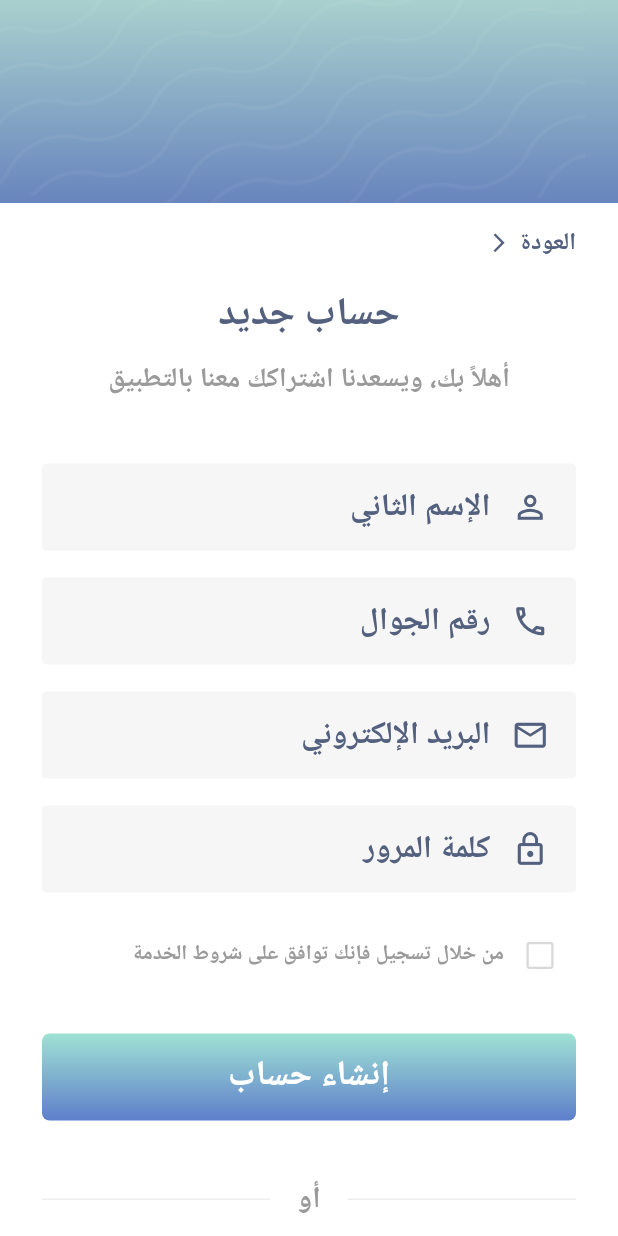
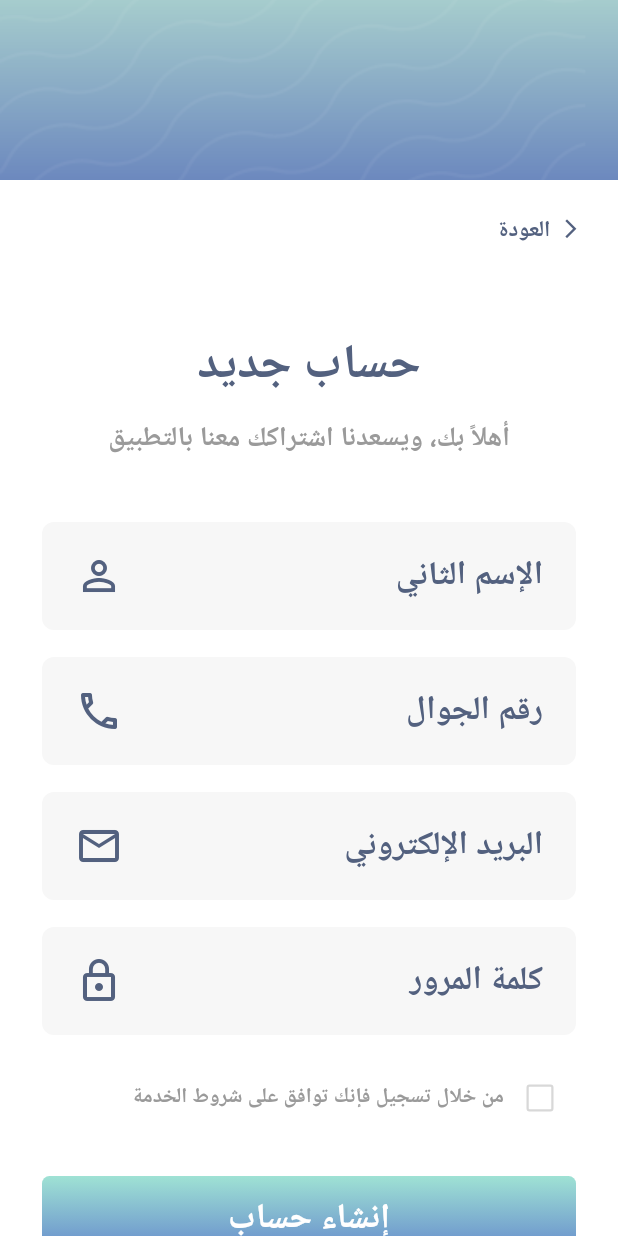
Before and after one commit to Yosri272/bualainain, a Flutter app: the RegisterScreen screen opened by its route, on a phone screen of 412 x 824 dp. Run offline on Flutter 3.47's test engine with Material 3 defaults, Android fonts, the phone set to English and light mode, and no system bars; our stand-ins replace cloud_firestore, device_preview, firebase_auth, firebase_core, firebase_messaging, firebase_storage and 3 more; accounts and stored records are empty.

Commit message:
الايقونات اقصي اليسار والتص اقصي اليمين

```diff
--- a/lib/register_screen.dart
+++ b/lib/register_screen.dart
@@ -116,7 +116,7 @@ class _RegisterScreenState extends State<RegisterScreen> {
                       'حساب جديد',
                       style: TextStyle(
                         color: RegisterScreen.textColor,
-                        fontSize: 26,
+                        fontSize: 32,
                         fontWeight: FontWeight.w800,
                       ),
                     ),
@@ -223,21 +223,7 @@ class _RegisterScreenState extends State<RegisterScreen> {
                       ),
                     ),
 
-                    const SizedBox(height: 38),
-                    const _OrDivider(),
-                    const SizedBox(height: 35),
 
-                    const _SocialButton(
-                      text: 'الدخول عن طريق قوقل',
-                      assetPath: 'assets/icons/icons_google.svg',
-                    ),
-
-                    const SizedBox(height: 16),
-
-                    const _SocialButton(
-                      text: 'الدخول عن طريق ابل',
-                      assetPath: 'assets/icons/icons_apple.svg',
-                    ),
 
                     const SizedBox(height: 30),
                   ],
@@ -251,40 +237,50 @@ class _RegisterScreenState extends State<RegisterScreen> {
   }
 
   Widget _header(BuildContext context) {
-    return Container(
-      height: 135,
+    return SizedBox(
+      height: 165,
       width: double.infinity,
-      decoration: const BoxDecoration(
-        image: DecorationImage(
-          image: AssetImage('assets/images/header_bg.png'),
-          fit: BoxFit.cover,
-        ),
-      ),
       child: Stack(
         clipBehavior: Clip.none,
         children: [
+          Container(
+            height: 120,
+            width: double.infinity,
+            decoration: const BoxDecoration(
+              image: DecorationImage(
+                image: AssetImage('assets/images/header_bg.png'),
+                fit: BoxFit.cover,
+              ),
+            ),
+          ),
 
           Positioned(
-            right: 28,
-            bottom: -38,
+            right: 24,
+            top: 142,
             child: InkWell(
-              onTap: () => Navigator.pop(context),
-              child: const Row(
+              onTap: () {
+                Navigator.pushNamedAndRemoveUntil(
+                  context,
+                  '/welcome',
+                      (route) => false,
+                );
+              },
+              child: Row(
                 mainAxisSize: MainAxisSize.min,
                 children: [
+                  Icon(
+                    Icons.arrow_back_ios_new,
+                    size: 15,
+                    color: RegisterScreen.textColor,
+                  ),
+                  const SizedBox(width: 6),
                   Text(
                     'العودة',
-                    style: TextStyle(
+                    style: const TextStyle(
                       color: RegisterScreen.textColor,
-                      fontSize: 16,
+                      fontSize: 15,
                       fontWeight: FontWeight.w700,
                     ),
-                  ),
-                  SizedBox(width: 6),
-                  Icon(
-                    Icons.arrow_back_ios_new,
-                    color: RegisterScreen.textColor,
-                    size: 15,
                   ),
                 ],
               ),
@@ -294,8 +290,8 @@ class _RegisterScreenState extends State<RegisterScreen> {
       ),
     );
   }
+
 }
-
 class _InputBox extends StatelessWidget {
   final TextEditingController controller;
   final String hint;
@@ -304,6 +300,7 @@ class _InputBox extends StatelessWidget {
   final TextInputType? keyboardType;
 
   const _InputBox({
+    super.key,
     required this.controller,
     required this.hint,
     required this.icon,
@@ -314,43 +311,52 @@ class _InputBox extends StatelessWidget {
   @override
   Widget build(BuildContext context) {
     return Container(
-      height: 58,
-      padding: const EdgeInsets.symmetric(horizontal: 18),
+      height: 72,
+      padding: const EdgeInsets.symmetric(horizontal: 22),
       decoration: BoxDecoration(
-        color: const Color(0xffF6F6F6),
-        borderRadius: BorderRadius.circular(3),
+        color: const Color(0xffF7F7F7),
+        borderRadius: BorderRadius.circular(8),
       ),
       child: Row(
         children: [
-          Icon(
-            icon,
-            color: RegisterScreen.textColor,
-            size: 25,
-          ),
-          const SizedBox(width: 14),
+          // النص في أقصى اليمين
           Expanded(
             child: TextField(
               controller: controller,
+              keyboardType: keyboardType,
               obscureText: obscureText,
-              keyboardType: keyboardType,
               textAlign: TextAlign.right,
+              textDirection: TextDirection.rtl,
+              style: const TextStyle(
+                fontSize: 22,
+                fontWeight: FontWeight.w700,
+                color: RegisterScreen.textColor,
+              ),
               decoration: InputDecoration(
                 border: InputBorder.none,
                 hintText: hint,
                 hintStyle: const TextStyle(
                   color: RegisterScreen.textColor,
-                  fontSize: 21,
+                  fontSize: 22,
                   fontWeight: FontWeight.w700,
                 ),
               ),
             ),
+          ),
+
+          const SizedBox(width: 18),
+
+          // الأيقونة في أقصى اليسار
+          Icon(
+            icon,
+            size: 32,
+            color: RegisterScreen.textColor,
           ),
         ],
       ),
     );
   }
 }
-
 class _OrDivider extends StatelessWidget {
   const _OrDivider();
 
```
